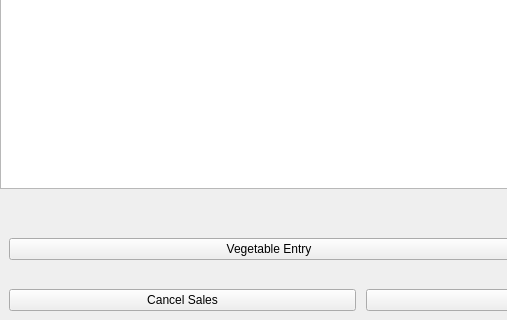
Old version of the form Project/ui/sales_frame.ui in the repository Selvam-T/POS; both pictures show x 0 to 507 and y 425 to 745 of the 1078 by 745 pixel window.
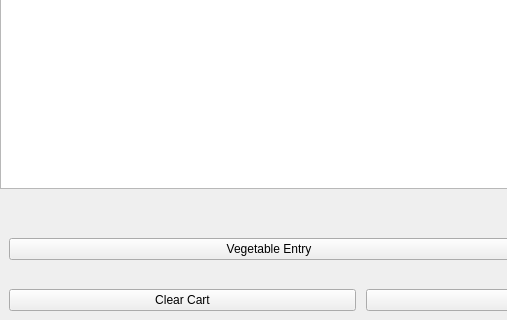
New version of the form.

Commit message: cancel sale naming changed to clear cart

```diff
--- a/Project/ui/sales_frame.ui
+++ b/Project/ui/sales_frame.ui
@@ -186,7 +186,7 @@
       <item>
        <widget class="QPushButton" name="cancelsaleBtn">
         <property name="text">
-         <string>Cancel Sales</string>
+         <string>Clear Cart</string>
         </property>
        </widget>
       </item>
```
Left out of the diff: 2 changed lines with no effect on the pictures. The commit also changes 11 other files.
